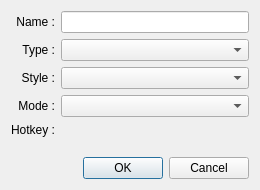
Before: the Qt Designer form src/gui/seteditdialog.ui in mistic100/UMWP-Autochanger, drawn with Qt 5.
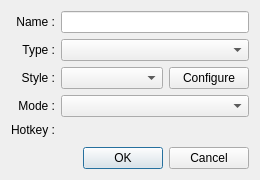
After: the same form once the commit is applied. Custom widgets are drawn as their Qt base class.

Commit message: Add new wallpaper style: "Custom"

The edit to the form file:
```diff
--- a/src/gui/seteditdialog.ui
+++ b/src/gui/seteditdialog.ui
@@ -10,14 +10,14 @@
     <x>0</x>
     <y>0</y>
     <width>260</width>
-    <height>190</height>
+    <height>180</height>
    </rect>
   </property>
   <property name="windowTitle">
    <string>Properties</string>
   </property>
-  <layout class="QGridLayout" name="gridLayout">
-   <item row="5" column="0">
+  <layout class="QGridLayout" name="gridLayout" columnstretch="0,1,0">
+   <item row="7" column="0">
     <spacer name="verticalSpacer">
      <property name="orientation">
       <enum>Qt::Vertical</enum>
@@ -60,55 +60,63 @@
      </property>
     </widget>
    </item>
-   <item row="6" column="0" colspan="2">
-    <widget class="QDialogButtonBox" name="buttonBox">
-     <property name="orientation">
-      <enum>Qt::Horizontal</enum>
+   <item row="6" column="0">
+    <widget class="QLabel" name="label_4">
+     <property name="text">
+      <string>Hotkey :</string>
      </property>
-     <property name="standardButtons">
-      <set>QDialogButtonBox::Cancel|QDialogButtonBox::Ok</set>
+     <property name="alignment">
+      <set>Qt::AlignRight|Qt::AlignTrailing|Qt::AlignVCenter</set>
      </property>
     </widget>
    </item>
+   <item row="5" column="0">
+    <widget class="QLabel" name="label">
+     <property name="text">
+      <string>Mode :</string>
+     </property>
+     <property name="alignment">
+      <set>Qt::AlignRight|Qt::AlignTrailing|Qt::AlignVCenter</set>
+     </property>
+    </widget>
+   </item>
+   <item row="2" column="1">
+    <layout class="QHBoxLayout" name="horizontalLayout" stretch="1,0">
+     <item>
+      <widget class="QComboBoxExt" name="selectStyle">
+       <property name="iconSize">
+        <size>
+         <width>20</width>
+         <height>16</height>
+        </size>
+       </property>
+      </widget>
+     </item>
+     <item>
+      <widget class="QPushButton" name="styleConfig">
+       <property name="text">
+        <string>Configure</string>
+       </property>
+      </widget>
+     </item>
+    </layout>
+   </item>
    <item row="1" column="1">
     <widget class="QComboBoxExt" name="selectType"/>
    </item>
    <item row="0" column="1">
     <widget class="QLineEdit" name="inputName"/>
    </item>
-   <item row="2" column="1">
-    <widget class="QComboBoxExt" name="selectStyle">
-     <property name="iconSize">
-      <size>
-       <width>20</width>
-       <height>16</height>
-      </size>
-     </property>
-    </widget>
-   </item>
-   <item row="4" column="0">
-    <widget class="QLabel" name="label_4">
-     <property name="text">
-      <string>Hotkey :</string>
-     </property>
-     <property name="alignment">
-      <set>Qt::AlignRight|Qt::AlignTrailing|Qt::AlignVCenter</set>
-     </property>
-    </widget>
-   </item>
-   <item row="4" column="1">
-    <widget class="QHotKeyWidget" name="inputHotkey" native="true"/>
-   </item>
-   <item row="3" column="1">
+   <item row="5" column="1">
     <widget class="QComboBoxExt" name="selectMode"/>
    </item>
-   <item row="3" column="0">
-    <widget class="QLabel" name="label">
-     <property name="text">
-      <string>Mode :</string>
+   <item row="8" column="0" colspan="2">
+    <widget class="QDialogButtonBox" name="buttonBox">
+     <property name="orientation">
+      <enum>Qt::Horizontal</enum>
      </property>
-     <property name="alignment">
-      <set>Qt::AlignRight|Qt::AlignTrailing|Qt::AlignVCenter</set>
+     <property name="standardButtons">
+      <set>QDialogButtonBox::Cancel|QDialogButtonBox::Ok</set>
      </property>
     </widget>
    </item>
```
Left out of the diff: 23 changed lines with no effect on the pictures. The commit also changes 34 other files.
